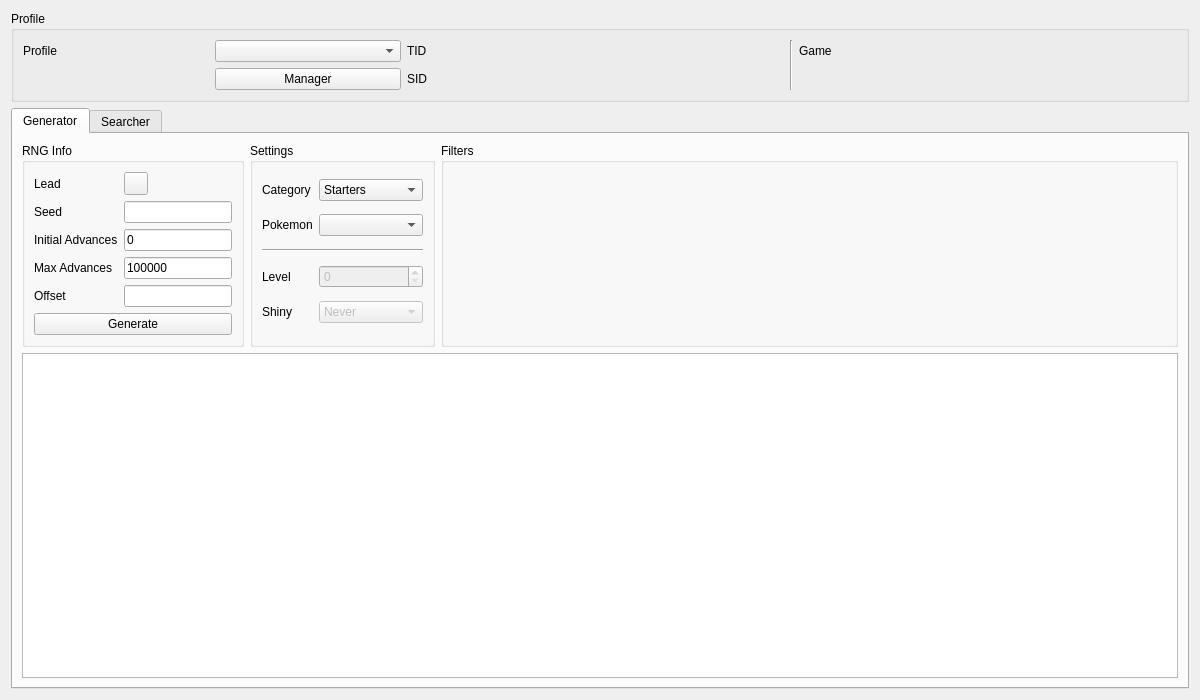
First picture: the form in Form/Gen4/Static4.ui, repository Admiral-Fish/PokeFinder, before the edit.
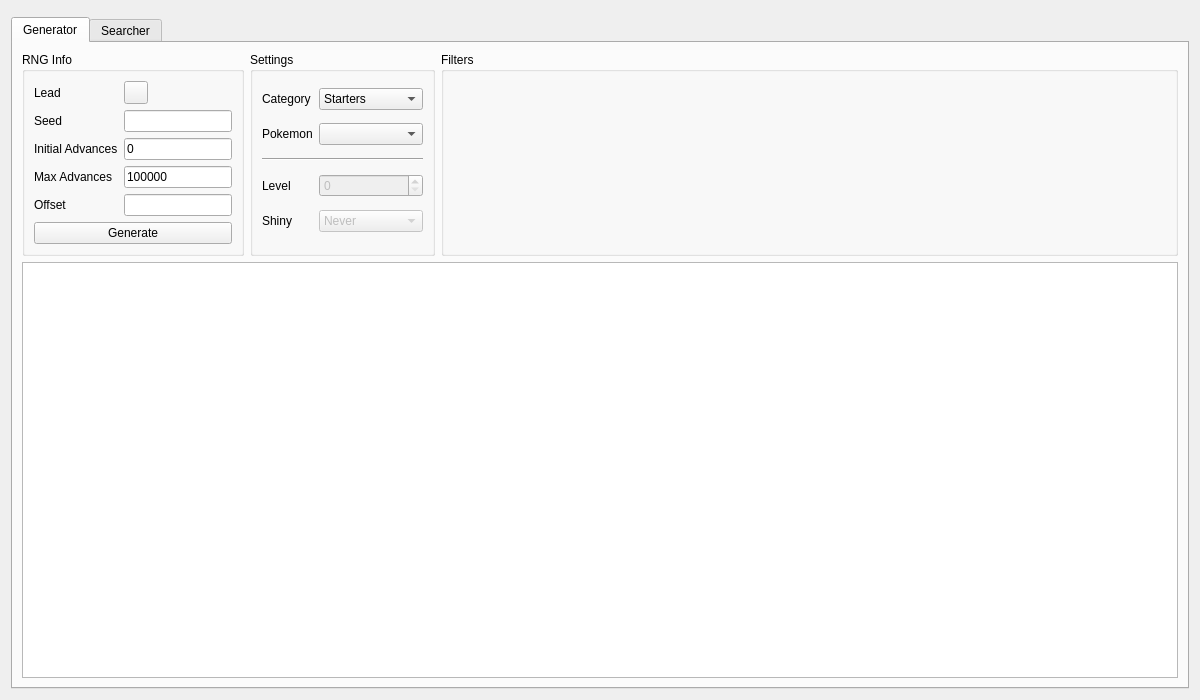
Second picture: the form after the edit. Custom widgets are drawn as their Qt base class.

Commit message: Refactor profile display

Patch:
```diff
--- a/Form/Gen4/Static4.ui
+++ b/Form/Gen4/Static4.ui
@@ -13,68 +13,9 @@
   <property name="windowTitle">
    <string>Gen 4 Static</string>
   </property>
-  <layout class="QGridLayout" name="gridLayout_7">
+  <layout class="QGridLayout" name="gridLayout">
    <item row="0" column="0">
-    <widget class="QGroupBox" name="groupBoxProfile">
-     <property name="title">
-      <string>Profile</string>
-     </property>
-     <layout class="QGridLayout" name="gridLayout_5">
-      <item row="0" column="0">
-       <widget class="QLabel" name="labelProfile">
-        <property name="text">
-         <string>Profile</string>
-        </property>
-       </widget>
-      </item>
-      <item row="0" column="1">
-       <widget class="QComboBox" name="comboBoxProfiles"/>
-      </item>
-      <item row="1" column="1">
-       <widget class="QPushButton" name="pushButtonProfileManager">
-        <property name="text">
-         <string>Manager</string>
-        </property>
-       </widget>
-      </item>
-      <item row="0" column="2">
-       <widget class="QLabel" name="labelProfileTID">
-        <property name="text">
-         <string>TID</string>
-        </property>
-       </widget>
-      </item>
-      <item row="0" column="3">
-       <widget class="QLabel" name="labelProfileTIDValue"/>
-      </item>
-      <item row="1" column="2">
-       <widget class="QLabel" name="labelProfileSID">
-        <property name="text">
-         <string>SID</string>
-        </property>
-       </widget>
-      </item>
-      <item row="1" column="3">
-       <widget class="QLabel" name="labelProfileSIDValue"/>
-      </item>
-      <item row="0" column="4" rowspan="2">
-       <widget class="Line" name="line">
-        <property name="orientation">
-         <enum>Qt::Vertical</enum>
-        </property>
-       </widget>
-      </item>
-      <item row="0" column="5">
-       <widget class="QLabel" name="labelProfileGame">
-        <property name="text">
-         <string>Game</string>
-        </property>
-       </widget>
-      </item>
-      <item row="0" column="6">
-       <widget class="QLabel" name="labelProfileGameValue"/>
-      </item>
-     </layout>
+    <widget class="ProfileDisplay4" name="profileDisplay" native="true">
     </widget>
    </item>
    <item row="1" column="0">
@@ -89,7 +30,7 @@
          <property name="title">
           <string>RNG Info</string>
          </property>
-         <layout class="QGridLayout" name="gridLayout_6">
+         <layout class="QGridLayout" name="gridLayout_2">
           <item row="0" column="0">
            <widget class="QLabel" name="labelGeneratorLead">
             <property name="text">
@@ -163,7 +104,7 @@
          <property name="title">
           <string>Settings</string>
          </property>
-         <layout class="QGridLayout" name="gridLayout_8">
+         <layout class="QGridLayout" name="gridLayout_3">
           <item row="0" column="0">
            <widget class="QLabel" name="labelGeneratorCategory">
             <property name="text">
@@ -226,9 +167,9 @@
            <widget class="ComboBox" name="comboBoxGeneratorPokemon"/>
           </item>
           <item row="2" column="0" colspan="2">
-           <widget class="Line" name="line_2">
+           <widget class="Line" name="line">
             <property name="orientation">
-             <enum>Qt::Horizontal</enum>
+             <enum>Qt::Orientation::Horizontal</enum>
             </property>
            </widget>
           </item>
@@ -284,7 +225,7 @@
          <property name="title">
           <string>Filters</string>
          </property>
-         <layout class="QGridLayout" name="gridLayout">
+         <layout class="QGridLayout" name="gridLayout_4">
           <item row="0" column="0" rowspan="2">
            <widget class="Filter" name="filterGenerator" native="true"/>
           </item>
@@ -300,13 +241,13 @@
       <attribute name="title">
        <string>Searcher</string>
       </attribute>
-      <layout class="QGridLayout" name="gridLayout_9">
+      <layout class="QGridLayout" name="gridLayout_5">
        <item row="0" column="0">
         <widget class="QGroupBox" name="groupBoxSearcherRNGInfo">
          <property name="title">
           <string>RNG Info</string>
          </property>
-         <layout class="QGridLayout" name="gridLayout_2">
+         <layout class="QGridLayout" name="gridLayout_6">
           <item row="0" column="0">
            <widget class="QLabel" name="labelSearcherLead">
             <property name="text">
@@ -402,7 +343,7 @@
          <property name="title">
           <string>Settings</string>
          </property>
-         <layout class="QGridLayout" name="gridLayout_11">
+         <layout class="QGridLayout" name="gridLayout_7">
           <item row="0" column="0">
            <widget class="QLabel" name="labelSearcherCategory">
             <property name="text">
@@ -523,7 +464,7 @@
          <property name="title">
           <string>Filters</string>
          </property>
-         <layout class="QGridLayout" name="gridLayout_4">
+         <layout class="QGridLayout" name="gridLayout_8">
           <item row="0" column="0" rowspan="2">
            <widget class="Filter" name="filterSearcher" native="true"/>
           </item>
@@ -552,11 +493,6 @@
    <extends>QLineEdit</extends>
    <header>Form/Controls/TextBox.hpp</header>
   </customwidget>
-  <customwidget>
-   <class>ComboBox</class>
-   <extends>QComboBox</extends>
-   <header>Form/Controls/ComboBox.hpp</header>
-  </customwidget>
   <customwidget>
    <class>TableView</class>
    <extends>QTableView</extends>
@@ -574,6 +510,12 @@
    <header>Form/Controls/TabWidget.hpp</header>
    <container>1</container>
   </customwidget>
+  <customwidget>
+   <class>ProfileDisplay4</class>
+   <extends>QWidget</extends>
+   <header>Form/Gen4/Profile/ProfileDisplay4.hpp</header>
+   <container>1</container>
+  </customwidget>
   <customwidget>
    <class>ComboBox</class>
    <extends>QComboBox</extends>
```
Left out of the diff: 8 changed lines with no effect on the pictures. The commit also changes 110 other files.
